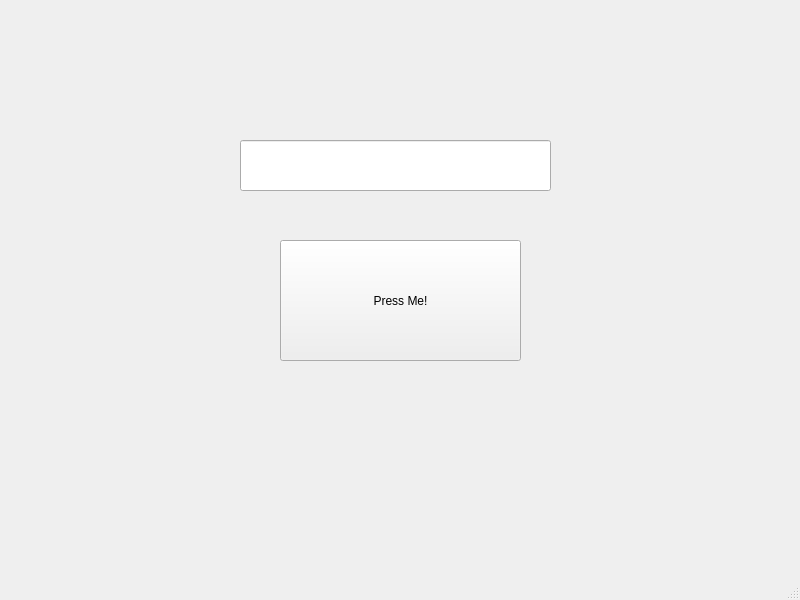
Above: QT/test2.ui from dguari1/Data_Science_Biomechanics before the change. Below: the same form after it.
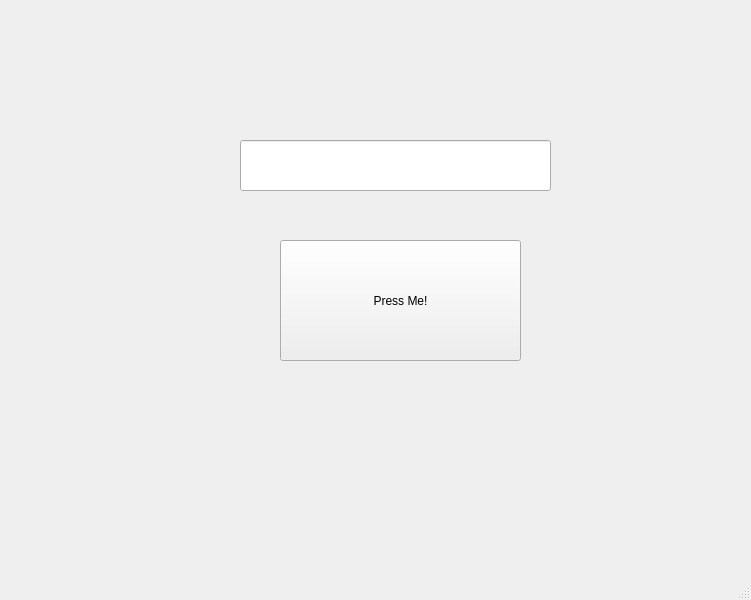
That is the form after the change.

Patch:
```diff
--- a/QT/test2.ui
+++ b/QT/test2.ui
@@ -6,7 +6,7 @@
    <rect>
     <x>0</x>
     <y>0</y>
-    <width>800</width>
+    <width>751</width>
     <height>600</height>
    </rect>
   </property>
```
Left out of the diff: 2 changed lines with no effect on the pictures.
